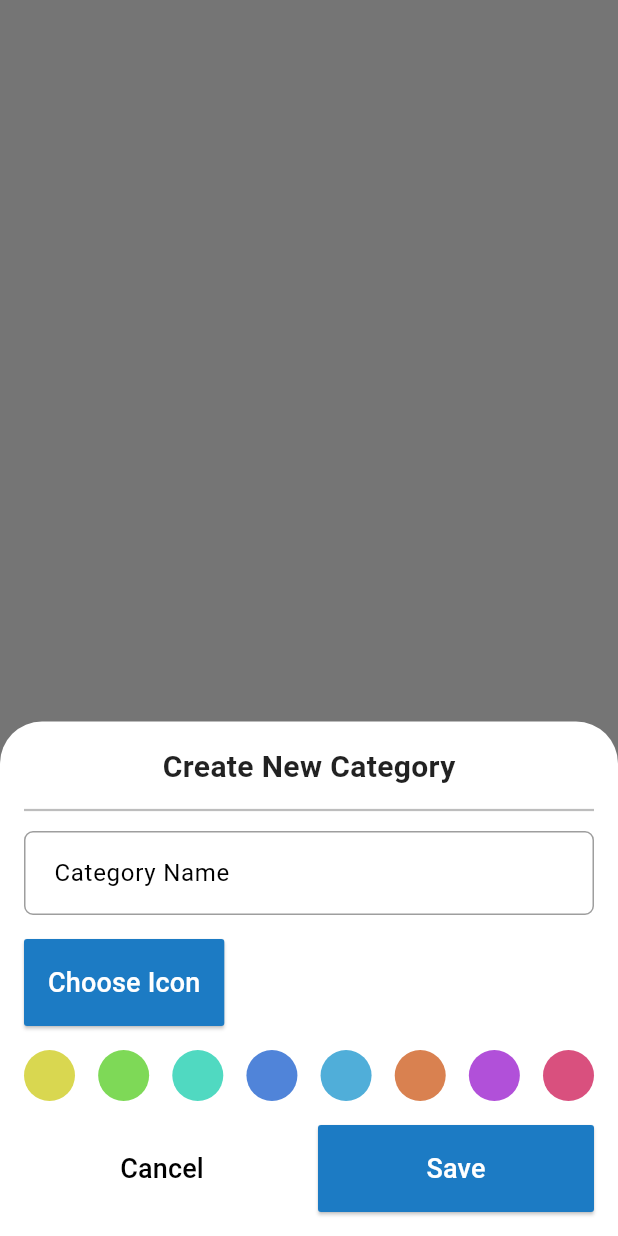
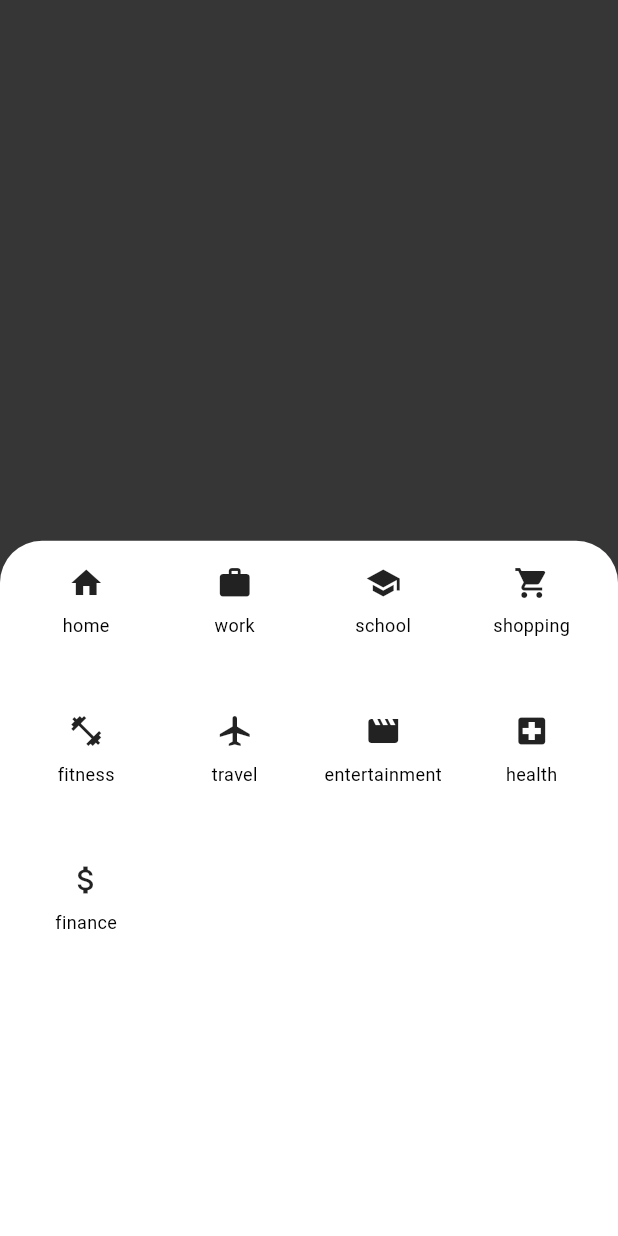
Before and after one commit to JosimCoussens/taskhero, a Flutter app: what showCreateCategory() shows on an empty page, opened directly, after a tap on "Choose Icon", on a phone screen of 412 x 824 dp. Run offline on Flutter 3.47's test engine with Material 3 defaults, Android fonts, the phone set to English and light mode, and no system bars; our stand-ins replace cloud_firestore, firebase_core, flutter_svg, syncfusion_flutter_datepicker; accounts and stored records are empty.

Commit message:
Add Category and AppIcon classes, refactor todo service imports

```diff
--- a/lib/components/bottom_app_bar/bottom_app_bar.dart
+++ b/lib/components/bottom_app_bar/bottom_app_bar.dart
@@ -6,7 +6,7 @@ import 'package:taskhero/pages/calendar_page.dart';
 import 'package:taskhero/pages/home_page.dart';
 import 'package:taskhero/pages/inventory_page.dart';
 import 'package:taskhero/pages/shop_page.dart';
-import 'package:taskhero/services/todoService.dart';
+import 'package:taskhero/services/todo_service.dart';
 import 'windows/categories_window.dart';
 import 'windows/difficulty_window.dart';
 import 'windows/calendar_window.dart';
--- a/lib/components/bottom_app_bar/windows/create_category_window.dart
+++ b/lib/components/bottom_app_bar/windows/create_category_window.dart
@@ -1,6 +1,10 @@
+// ignore_for_file: use_build_context_synchronously
+
 import 'package:flutter/material.dart';
+import 'package:taskhero/classes/category.dart';
 import 'package:taskhero/components/bottom_app_bar/components/widgets.dart';
 import 'package:taskhero/constants.dart';
+import 'package:taskhero/services/category_service.dart';
 
 Future<dynamic> showCreateCategory(BuildContext context) {
   TextEditingController categoryNameController = TextEditingController();
@@ -14,6 +18,8 @@ Future<dynamic> showCreateCategory(BuildContext context) {
     Color(0xFFB150D9), // Purple
     Color(0xFFD9507E), // Pink
   ];
+  Color selectedColor = categoryColors[0]; // Default selected color
+
   return showModalBottomSheet(
     context: context,
     builder: (BuildContext context) {
@@ -31,19 +37,39 @@ Future<dynamic> showCreateCategory(BuildContext context) {
                 WindowHeader(title: "Create New Category"),
                 Column(
                   crossAxisAlignment: CrossAxisAlignment.start,
-                  spacing: 16,
                   children: [
                     InputTextField(
                       hintText: 'Category Name',
                       maxLines: 1,
                       controller: categoryNameController,
                     ),
-                    _showChooseIconButton(),
-                    _showColorOverview(categoryColors),
+                    _showChooseIconButton(context),
+                    _showColorOverview(categoryColors, (color) {
+                      selectedColor = color;
+                    }),
                     Components().buttons(
                       context,
                       () => Navigator.pop(context),
-                      () => Navigator.pop(context),
+                      () async {
+                        String categoryName =
+                            categoryNameController.text.trim();
+                        if (categoryName.isNotEmpty) {
+                          Category newCategory = Category(
+                            name: categoryName,
+                            color: selectedColor,
+                            iconName: AppIcons.icons[0].id,
+                          );
+                          await CategoryService.addCategory(newCategory);
+                          Navigator.pop(context);
+                        } else {
+                          // Show an error message if the category name is empty
+                          ScaffoldMessenger.of(context).showSnackBar(
+                            SnackBar(
+                              content: Text('Category name cannot be empty'),
+                            ),
+                          );
+                        }
+                      },
                     ),
                   ],
                 ),
@@ -56,13 +82,16 @@ Future<dynamic> showCreateCategory(BuildContext context) {
   );
 }
 
-Row _showColorOverview(List<Color> categoryColors) {
+Row _showColorOverview(
+  List<Color> categoryColors,
+  Function(Color) onColorSelected,
+) {
   return Row(
     mainAxisAlignment: MainAxisAlignment.spaceBetween,
     children:
         categoryColors.map((color) {
           return GestureDetector(
-            onTap: () {},
+            onTap: () => onColorSelected(color),
             child: Container(
               width: 34,
               height: 34,
@@ -73,9 +102,49 @@ Row _showColorOverview(List<Color> categoryColors) {
   );
 }
 
-ElevatedButton _showChooseIconButton() {
+ElevatedButton _showChooseIconButton(BuildContext context) {
   return ElevatedButton(
-    onPressed: () {},
+    onPressed: () async {
+      String? selectedIcon = await showModalBottomSheet<String>(
+        context: context,
+        builder: (BuildContext context) {
+          return GridView.builder(
+            padding: const EdgeInsets.all(16),
+            gridDelegate: const SliverGridDelegateWithFixedCrossAxisCount(
+              crossAxisCount: 4,
+              crossAxisSpacing: 16,
+              mainAxisSpacing: 16,
+            ),
+            itemCount: AppIcons.icons.length,
+            itemBuilder: (BuildContext context, int index) {
+              final icon = AppIcons.icons[index];
+              return GestureDetector(
+                onTap: () {
+                  Navigator.pop(context, icon.id);
+                },
+                child: Column(
+                  mainAxisSize: MainAxisSize.min,
+                  children: [
+                    icon.icon,
+                    const SizedBox(height: 8),
+                    Text(
+                      icon.id,
+                      style: const TextStyle(fontSize: 12),
+                      textAlign: TextAlign.center,
+                    ),
+                  ],
+                ),
+              );
+            },
+          );
+        },
+      );
+
+      if (selectedIcon != null) {
+        // Handle the selected icon (e.g., update the state or UI)
+        print('Selected Icon: $selectedIcon');
+      }
+    },
     style: ButtonStyle(
       padding: WidgetStateProperty.all(
         EdgeInsets.symmetric(vertical: 16, horizontal: 16),
--- a/lib/constants.dart
+++ b/lib/constants.dart
@@ -1,4 +1,5 @@
 import 'package:flutter/material.dart';
+import 'package:taskhero/classes/icon.dart';
 
 class AppColors {
   static const Color primaryLighter = Color(0xff64BAFB);
@@ -13,3 +14,17 @@ class AppParams {
     BlendMode.darken,
   );
 }
+
+class AppIcons {
+  static List<AppIcon> icons = [
+    AppIcon(id: 'home', icon: Icon(Icons.home)),
+    AppIcon(id: 'work', icon: Icon(Icons.work)),
+    AppIcon(id: 'school', icon: Icon(Icons.school)),
+    AppIcon(id: 'shopping', icon: Icon(Icons.shopping_cart)),
+    AppIcon(id: 'fitness', icon: Icon(Icons.fitness_center)),
+    AppIcon(id: 'travel', icon: Icon(Icons.airplanemode_active)),
+    AppIcon(id: 'entertainment', icon: Icon(Icons.movie)),
+    AppIcon(id: 'health', icon: Icon(Icons.local_hospital)),
+    AppIcon(id: 'finance', icon: Icon(Icons.attach_money)),
+  ];
+}
--- a/lib/pages/calendar_page.dart
+++ b/lib/pages/calendar_page.dart
@@ -5,7 +5,7 @@ import 'package:taskhero/components/bottom_app_bar/bottom_app_bar.dart';
 import 'package:taskhero/components/flutter_todo_widget.dart';
 import 'package:taskhero/components/header/header.dart';
 import 'package:taskhero/constants.dart';
-import 'package:taskhero/services/todoService.dart';
+import 'package:taskhero/services/todo_service.dart';
 
 class CalendarPage extends StatefulWidget {
   const CalendarPage({super.key});
--- a/lib/pages/home_page.dart
+++ b/lib/pages/home_page.dart
@@ -4,7 +4,7 @@ import 'package:taskhero/components/bottom_app_bar/bottom_app_bar.dart';
 import 'package:taskhero/components/flutter_todo_widget.dart';
 import 'package:taskhero/components/header/header.dart';
 import 'package:taskhero/constants.dart';
-import 'package:taskhero/services/todoService.dart';
+import 'package:taskhero/services/todo_service.dart';
 
 class HomePage extends StatefulWidget {
   const HomePage({super.key});
--- a/lib/services/todoService.dart
+++ b/lib/services/todo_service.dart
@@ -1,5 +1,3 @@
-// ignore_for_file: file_names
-
 import 'package:cloud_firestore/cloud_firestore.dart';
 import 'package:taskhero/classes/todo.dart';
 
```
Also changed, not shown: lib/classes/category.dart (added, +33 -0 lines), lib/classes/icon.dart (added, +8 -0 lines), lib/services/category_service.dart (added, +24 -0 lines).
